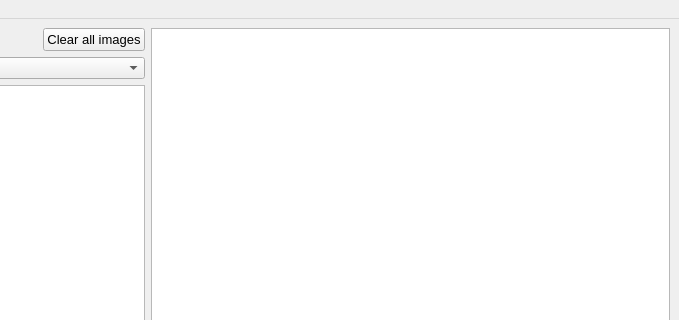
First picture: the form in uq_gui.ui, repository jancodemaster/UQ_program, before the edit; both pictures show x 384 to 1063 and y 0 to 320 of the 1063 by 849 pixel window.
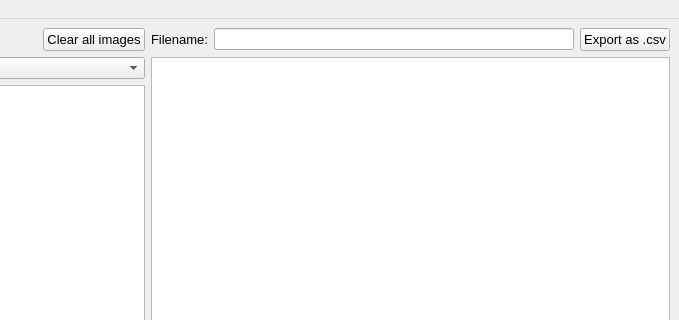
Second picture: the form after the edit.

Commit message: Added export to csv button

The edit to the form file:
```diff
--- a/uq_gui.ui
+++ b/uq_gui.ui
@@ -19,7 +19,7 @@
    </property>
    <layout class="QGridLayout" name="gridLayout_2">
     <item row="0" column="0">
-     <layout class="QGridLayout" name="gridLayout" rowstretch="1,1,0" columnstretch="1,1">
+     <layout class="QGridLayout" name="gridLayout" rowstretch="1,1" columnstretch="1,1">
       <item row="0" column="0">
        <layout class="QVBoxLayout" name="verticalLayout">
         <item>
@@ -96,6 +96,37 @@
       </item>
       <item row="0" column="1">
        <layout class="QVBoxLayout" name="verticalLayout_2">
+        <item>
+         <layout class="QHBoxLayout" name="horizontalLayout_2">
+          <item>
+           <widget class="QLabel" name="label_4">
+            <property name="font">
+             <font>
+              <pointsize>10</pointsize>
+             </font>
+            </property>
+            <property name="text">
+             <string>Filename:</string>
+            </property>
+           </widget>
+          </item>
+          <item>
+           <widget class="QLineEdit" name="LE_csvfilename"/>
+          </item>
+          <item>
+           <widget class="QPushButton" name="PB_csvexport">
+            <property name="font">
+             <font>
+              <pointsize>10</pointsize>
+             </font>
+            </property>
+            <property name="text">
+             <string>Export as .csv</string>
+            </property>
+           </widget>
+          </item>
+         </layout>
+        </item>
         <item>
          <widget class="QTableWidget" name="Table"/>
         </item>
```
The commit also changes 1 other file.
